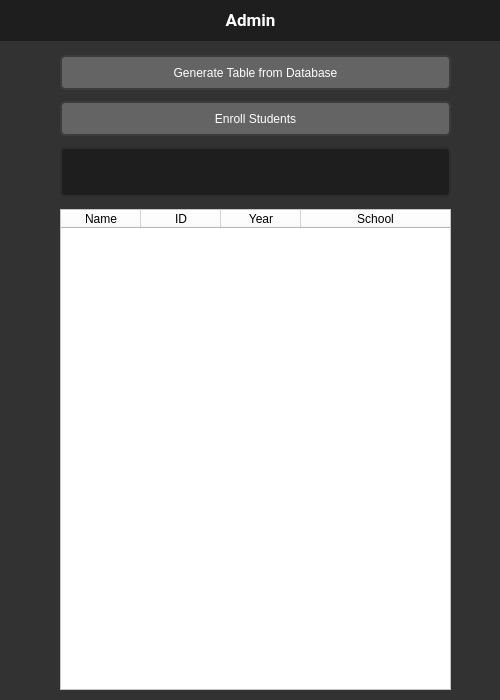
The window that RO.ui (sheikhsufyan89/dsa_project) describes before a commit, drawn with Qt 5.
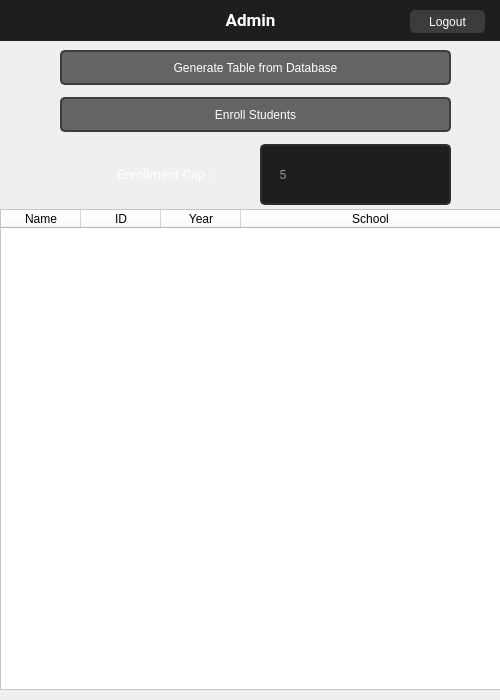
The same window after the commit.

The edit to the form file:
```diff
--- a/RO.ui
+++ b/RO.ui
@@ -20,7 +20,10 @@
    <string>Dialog</string>
   </property>
   <property name="styleSheet">
-   <string notr="true">background-color: rgb(50, 50, 50);</string>
+   <string notr="true">background-color: rgb(50, 50, 50);
+QHBoxLayout{
+background-color: rgb(30,30,30);
+}</string>
   </property>
   <widget class="QWidget" name="verticalLayoutWidget">
    <property name="geometry">
@@ -32,6 +35,9 @@
     </rect>
    </property>
    <layout class="QVBoxLayout" name="verticalLayout">
+    <property name="spacing">
+     <number>12</number>
+    </property>
     <item>
      <widget class="QPushButton" name="pushButton">
       <property name="minimumSize">
@@ -65,7 +71,10 @@
      </widget>
     </item>
     <item>
-     <widget class="QPushButton" name="pushButton_3">
+     <widget class="QPushButton" name="enrollBtn">
+      <property name="enabled">
+       <bool>false</bool>
+      </property>
       <property name="minimumSize">
        <size>
         <width>0</width>
@@ -97,71 +106,103 @@
      </widget>
     </item>
     <item>
-     <widget class="QLineEdit" name="lineEdit">
-      <property name="styleSheet">
-       <string notr="true">QLineEdit {
+     <layout class="QHBoxLayout" name="horizontalLayout_2" stretch="1,1">
+      <property name="spacing">
+       <number>0</number>
+      </property>
+      <property name="leftMargin">
+       <number>9</number>
+      </property>
+      <item>
+       <widget class="QLabel" name="label_2">
+        <property name="sizePolicy">
+         <sizepolicy hsizetype="Minimum" vsizetype="Minimum">
+          <horstretch>0</horstretch>
+          <verstretch>0</verstretch>
+         </sizepolicy>
+        </property>
+        <property name="font">
+         <font>
+          <family>Roboto</family>
+          <pointsize>10</pointsize>
+         </font>
+        </property>
+        <property name="styleSheet">
+         <string notr="true">background:none;
+color:white
+</string>
+        </property>
+        <property name="text">
+         <string>Enrollment Cap :</string>
+        </property>
+        <property name="alignment">
+         <set>Qt::AlignCenter</set>
+        </property>
+       </widget>
+      </item>
+      <item>
+       <widget class="QLineEdit" name="ECap">
+        <property name="sizePolicy">
+         <sizepolicy hsizetype="Minimum" vsizetype="Minimum">
+          <horstretch>0</horstretch>
+          <verstretch>0</verstretch>
+         </sizepolicy>
+        </property>
+        <property name="font">
+         <font>
+          <family>Roboto</family>
+          <pointsize>10</pointsize>
+         </font>
+        </property>
+        <property name="styleSheet">
+         <string notr="true">QLineEdit {
     border: 2px solid rgb(45, 45, 45);
     border-radius: 5px;
     padding: 15px;
-    background-color: rgb(30, 30, 30);    
-    color: rgb(100, 100, 100);
-}
-QLineEdit:hover {
-    border: 2px solid rgb(55, 55, 55);
-}
-QLineEdit:focus {
-    border: 2px solid rgb(255, 207, 0);    
-    color: rgb(200, 200, 200);}</string>
-      </property>
-     </widget>
+    background-color: rgb(30,30,30);   
+    color: rgb(255,255,255);
+}</string>
+        </property>
+        <property name="text">
+         <string/>
+        </property>
+        <property name="maxLength">
+         <number>2</number>
+        </property>
+        <property name="placeholderText">
+         <string>5</string>
+        </property>
+       </widget>
+      </item>
+     </layout>
     </item>
    </layout>
   </widget>
-  <widget class="QWidget" name="horizontalLayoutWidget">
+  <widget class="QPushButton" name="LogoutBtn">
    <property name="geometry">
     <rect>
-     <x>0</x>
-     <y>0</y>
-     <width>501</width>
-     <height>41</height>
+     <x>410</x>
+     <y>10</y>
+     <width>75</width>
+     <height>23</height>
     </rect>
    </property>
-   <layout class="QHBoxLayout" name="horizontalLayout">
-    <item>
-     <widget class="QLabel" name="label">
-      <property name="font">
-       <font>
-        <family>Roboto</family>
-        <pointsize>13</pointsize>
-        <weight>75</weight>
-        <bold>true</bold>
-       </font>
-      </property>
-      <property name="styleSheet">
-       <string notr="true">background-color: rgb(30, 30, 30);color:rgb(255,255,255)</string>
-      </property>
-      <property name="text">
-       <string>Admin</string>
-      </property>
-      <property name="textFormat">
-       <enum>Qt::AutoText</enum>
-      </property>
-      <property name="alignment">
-       <set>Qt::AlignCenter</set>
-      </property>
-      <property name="margin">
-       <number>0</number>
-      </property>
-     </widget>
-    </item>
-   </layout>
+   <property name="styleSheet">
+    <string notr="true">background-color: rgb(60, 60, 60);color:rgb(255,255,255);border-radius:5</string>
+   </property>
+   <property name="text">
+    <string>Logout</string>
+   </property>
   </widget>
   <widget class="QTableWidget" name="tableWidget">
+   <property name="enabled">
+    <bool>true</bool>
+   </property>
    <property name="geometry">
     <rect>
-     <x>60</x>
+     <x>0</x>
      <y>209</y>
-     <width>391</width>
+     <width>501</width>
      <height>481</height>
     </rect>
    </property>
@@ -210,6 +251,44 @@
     </property>
    </column>
   </widget>
+  <widget class="QLabel" name="label">
+   <property name="geometry">
+    <rect>
+     <x>0</x>
+     <y>0</y>
+     <width>501</width>
+     <height>41</height>
+    </rect>
+   </property>
+   <property name="font">
+    <font>
+     <family>Roboto</family>
+     <pointsize>13</pointsize>
+     <weight>75</weight>
+     <bold>true</bold>
+    </font>
+   </property>
+   <property name="styleSheet">
+    <string notr="true">background-color: rgb(30, 30, 30);color:rgb(255,255,255)</string>
+   </property>
+   <property name="text">
+    <string>Admin</string>
+   </property>
+   <property name="textFormat">
+    <enum>Qt::AutoText</enum>
+   </property>
+   <property name="alignment">
+    <set>Qt::AlignCenter</set>
+   </property>
+   <property name="margin">
+    <number>0</number>
+   </property>
+  </widget>
+  <zorder>verticalLayoutWidget</zorder>
+  <zorder>verticalLayoutWidget</zorder>
+  <zorder>horizontalLayoutWidget</zorder>
+  <zorder>label</zorder>
+  <zorder>LogoutBtn</zorder>
  </widget>
  <resources/>
  <connections/>
```
Left out of the diff: 2 changed lines with no effect on the pictures.
